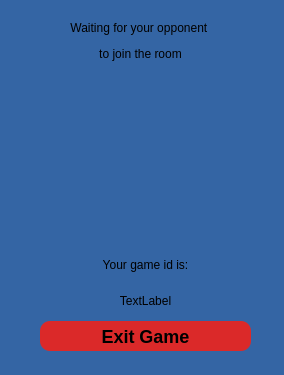
The window that GUI/WaitingWindow.ui (dnestorovic/Yamb) describes before a commit, drawn with Qt 5.
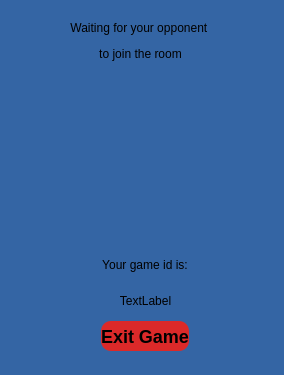
The same window after the commit.

Commit message: Start window and loading window design changes

Patch:
```diff
--- a/GUI/WaitingWindow.ui
+++ b/GUI/WaitingWindow.ui
@@ -27,7 +27,7 @@
     </rect>
    </property>
    <layout class="QVBoxLayout" name="verticalLayout">
-    <item>
+    <item alignment="Qt::AlignHCenter">
      <widget class="QLabel" name="label_3">
       <property name="font">
        <font>
@@ -64,7 +64,7 @@
       </property>
      </widget>
     </item>
-    <item>
+    <item alignment="Qt::AlignHCenter">
      <widget class="QPushButton" name="pushButton">
       <property name="minimumSize">
        <size>
```
The commit also changes 4 other files.
